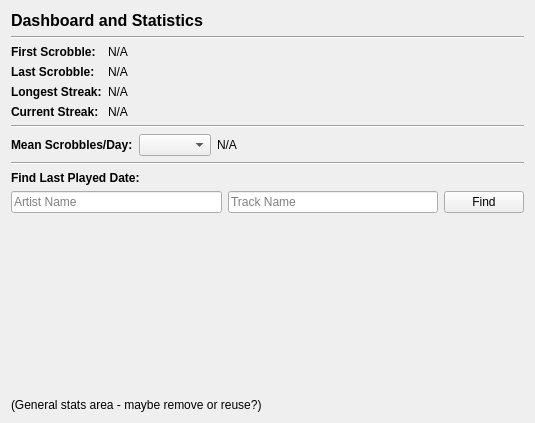
Above: generalstatspage.ui from gherkin21/LFMstats before the change. Below: the same form after it.
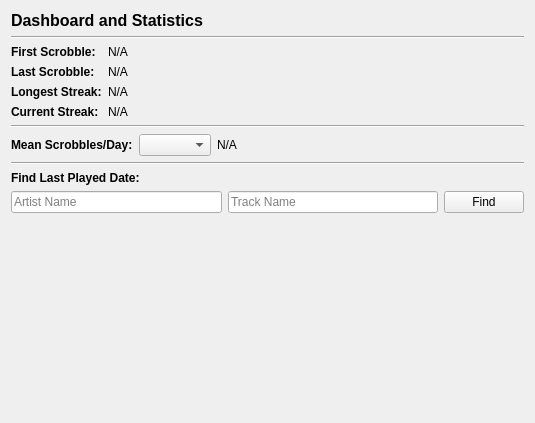
That is the form after the change.

```diff
--- a/generalstatspage.ui
+++ b/generalstatspage.ui
@@ -246,7 +246,7 @@
    <item>
     <widget class="QLabel" name="statsLabel">
      <property name="text">
-      <string>(General stats area - maybe remove or reuse?)</string>
+      <string/>
      </property>
      <property name="alignment">
       <set>Qt::AlignLeading|Qt::AlignLeft|Qt::AlignTop</set>
```
Left out of the diff: 21 changed lines with no effect on the pictures.
